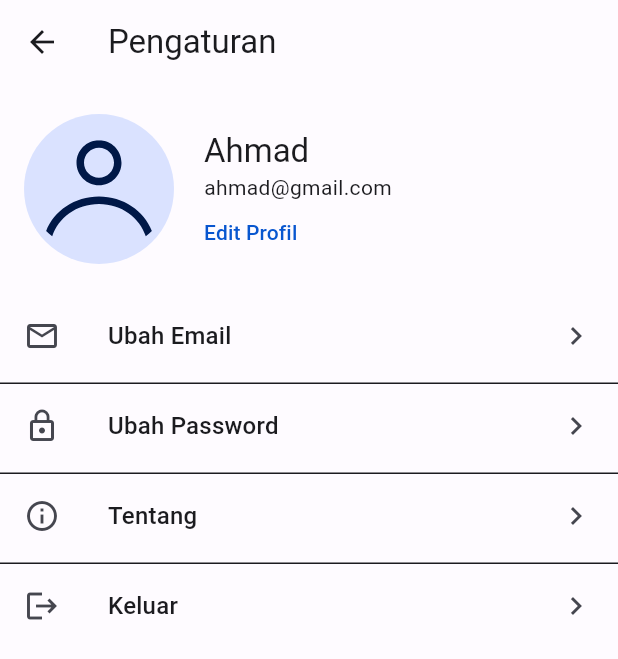
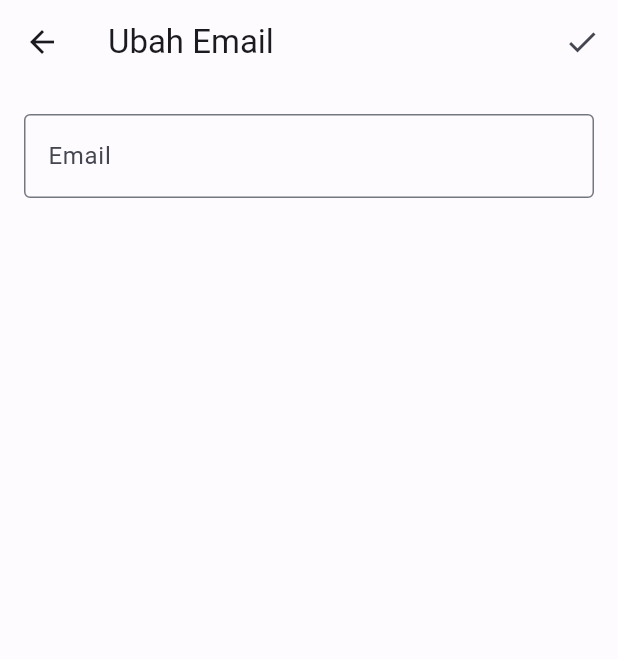
Before and after one commit to ramahartadi/Famizer, a Flutter app: the screen it shows after launch, on a phone screen of 412 x 824 dp. Shown: the top 659 px of the screen. Run offline on Flutter 3.47's test engine with Material 2 defaults, Android fonts, the phone set to English and light mode, and no system bars; drawn by our look-alikes of dynamic_color; our stand-ins replace firebase_core, flutter_svg; accounts and stored records are empty.

Commit message:
feature(settings): Create change email page

```diff
--- a/lib/app.dart
+++ b/lib/app.dart
@@ -1,5 +1,5 @@
 import 'package:flutter/material.dart';
-import 'package:settings/presentation/pages/setting_page.dart';
+import 'package:settings/presentation/pages/change_email_page.dart';
 import 'package:theme/theme.dart';
 import 'package:dynamic_color/dynamic_color.dart';
 
@@ -36,7 +36,7 @@ class FamizerApp extends StatelessWidget {
             colorScheme: darkScheme,
             extensions: [darkCustomColors],
           ),
-          home: const SettingPage(),
+          home: const ChangeEmailPage(),
         );
       },
     );
--- /dev/null
+++ b/package/settings/lib/presentation/pages/change_email_page.dart
@@ -0,0 +1,44 @@
+import 'package:flutter/material.dart';
+import 'package:theme/theme.dart';
+
+class ChangeEmailPage extends StatefulWidget {
+  const ChangeEmailPage({super.key});
+
+  @override
+  State<ChangeEmailPage> createState() => _ChangeEmailPageState();
+}
+
+class _ChangeEmailPageState extends State<ChangeEmailPage> {
+  @override
+  Widget build(BuildContext context) {
+    return Scaffold(
+      backgroundColor: context.colors.background,
+      appBar: AppBar(
+        leading: const BackButton(),
+        title: const Text('Ubah Email'),
+        actions: [
+          IconButton(
+            icon: const Icon(Icons.done),
+            tooltip: 'Selesai',
+            onPressed: () {},
+          ),
+        ],
+      ),
+      body: Container(
+        margin: const EdgeInsets.symmetric(horizontal: 16, vertical: 20),
+        child: TextFormField(
+          textInputAction: TextInputAction.done,
+          decoration: const InputDecoration(
+            border: OutlineInputBorder(),
+            label: Text('Email'),
+          ),
+          obscureText: true,
+          autovalidateMode: AutovalidateMode.onUserInteraction,
+          validator: (string) {
+            return null;
+          },
+        ),
+      ),
+    );
+  }
+}
--- a/package/settings/lib/presentation/pages/setting_page.dart
+++ b/package/settings/lib/presentation/pages/setting_page.dart
@@ -66,6 +66,7 @@ class _SettingPageState extends State<SettingPage> {
           ),
           const SizedBox(height: 20),
           ...ListTile.divideTiles(context: context, tiles: [
+            //TODO Hilangkan Opsi ubah email apabila login menggunakan akun google
             Theme(
               data: ThemeData(
                 splashColor: Colors.transparent,
```
